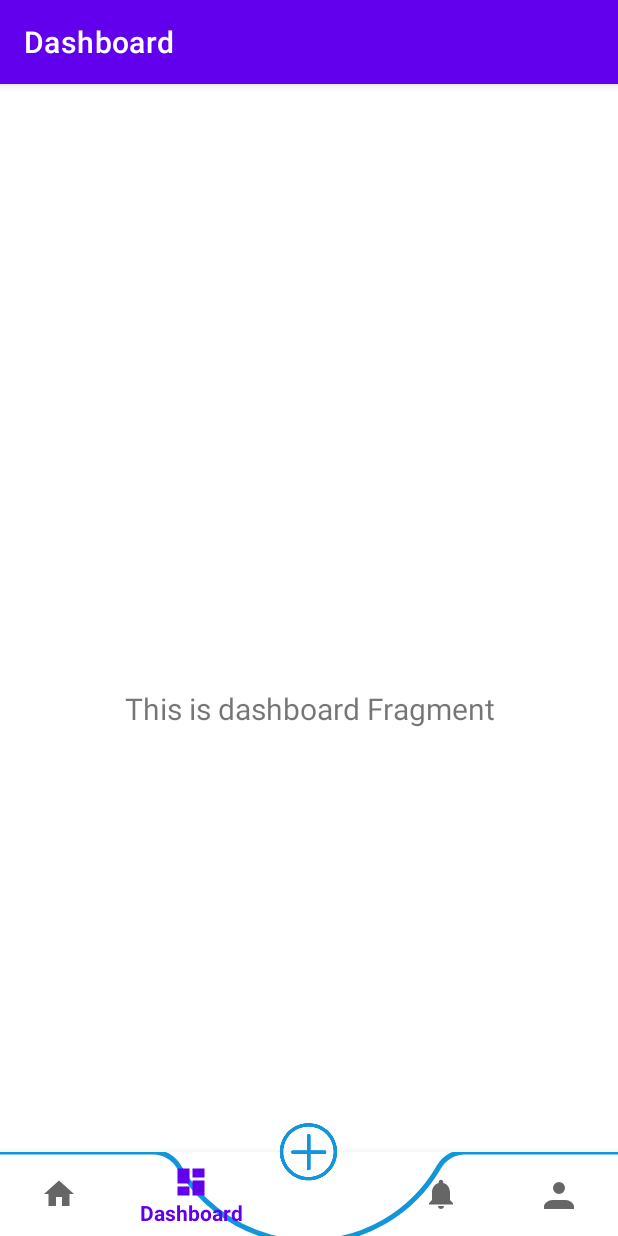
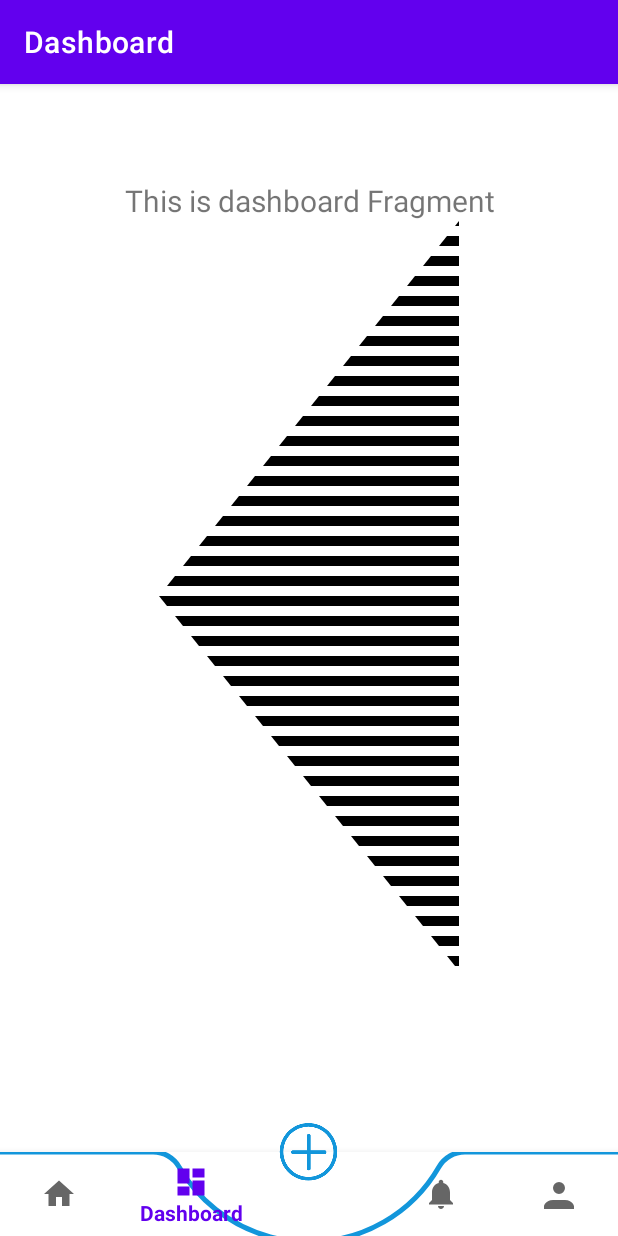
Before and after one commit to JaupeanChen/HomeAnimateTab, an Android app: the screen it shows after launch (MainActivity), item 2 of the bottom bar chosen, on a phone screen of 412 x 824 dp. Run offline under Robolectric (Android 15) with nearby library versions, the phone set to English and light mode, and no system bars; our stand-ins replace navigation-ui.

Commit message:
path相关View

```diff
--- /dev/null
+++ b/app/src/main/java/com/example/homeanimatetab/ui/ArcShapeView.java
@@ -0,0 +1,68 @@
+package com.example.homeanimatetab.ui;
+
+import android.content.Context;
+import android.graphics.Canvas;
+import android.graphics.Color;
+import android.graphics.Paint;
+import android.graphics.Path;
+import android.graphics.RectF;
+import android.util.AttributeSet;
+import android.view.View;
+
+import androidx.annotation.NonNull;
+
+/**
+ * sample
+ */
+public class ArcShapeView extends View {
+
+    private Paint paint;
+    private Path path;
+    private RectF rectF;
+    // 计算扇形的起始点和路径
+    float centerX = 400; // 圆心X坐标
+    float centerY = 400; // 圆心Y坐标
+    float radius = 300; // 半径
+    float startAngle = 0; // 起始角度，以度为单位
+    float sweepAngle = 270; // 扫描的角度
+
+    public ArcShapeView(Context context) {
+        super(context);
+        init();
+    }
+
+    public ArcShapeView(Context context, AttributeSet attrs) {
+        super(context, attrs);
+        init();
+    }
+
+    private void init() {
+        paint = new Paint();
+        paint.setColor(Color.BLUE); // 设置扇形颜色
+        paint.setStyle(Paint.Style.FILL); // 填充扇形
+        path = new Path();
+        rectF = new RectF(centerX - radius, centerY - radius,
+                centerX + radius, centerY + radius);
+    }
+
+    @Override
+    protected void onDraw(@NonNull Canvas canvas) {
+        super.onDraw(canvas);
+
+        // moveTo 移动到弧线起点
+        path.moveTo(centerX, centerY);
+
+        // arcTo 绘制扇形弧线
+//        RectF oval = rectF;
+        path.arcTo(rectF, startAngle, sweepAngle);
+
+        // 关闭路径
+        path.close();
+
+        // 删除背景的白色
+        canvas.drawColor(Color.WHITE);
+
+        // 绘制扇形
+        canvas.drawPath(path, paint);
+    }
+}
--- /dev/null
+++ b/app/src/main/java/com/example/homeanimatetab/ui/ArcView.kt
@@ -0,0 +1,51 @@
+package com.example.homeanimatetab.ui
+
+import android.content.Context
+import android.graphics.Canvas
+import android.graphics.Color
+import android.graphics.Paint
+import android.graphics.Path
+import android.graphics.RectF
+import android.util.AttributeSet
+import android.view.View
+
+class ArcView @JvmOverloads constructor(
+    context: Context,
+    attrs: AttributeSet? = null,
+    defStyleAttr: Int = 0
+) : View(context, attrs, defStyleAttr) {
+
+    private val paint by lazy {
+        Paint().apply {
+            isAntiAlias = true
+            color = Color.parseColor("#1296db")
+            strokeWidth = 5F
+            style = Paint.Style.STROKE
+        }
+    }
+
+    private val centerX = 100f
+    private val centerY = 100f
+    private val radius = 300f
+
+    private val path = Path()
+    private val rectF =
+        RectF(centerX - radius, centerY - radius, centerX + radius, centerX + radius)
+
+    override fun onDraw(canvas: Canvas) {
+        super.onDraw(canvas)
+        //移到圆心点
+        path.moveTo(centerX, centerY)
+        path.lineTo(centerX, centerX + radius)
+        //扫描的角度以X轴正向顺时针开始算
+        path.arcTo(rectF, 0f, 90f, true)
+        //这里需要先lineTo，再close才能把扇形面封闭起来
+        path.lineTo(centerX, centerY)
+        path.close()
+        canvas.apply {
+            save()
+            drawPath(path, paint)
+            restore()
+        }
+    }
+}
--- /dev/null
+++ b/app/src/main/java/com/example/homeanimatetab/ui/TriangularView3.kt
@@ -0,0 +1,63 @@
+package com.example.homeanimatetab.ui
+
+import android.content.Context
+import android.graphics.Canvas
+import android.graphics.Paint
+import android.graphics.Path
+import android.util.AttributeSet
+import android.view.View
+
+class TriangularView3 @JvmOverloads constructor(
+    context: Context,
+    attrs: AttributeSet? = null,
+    defStyle: Int = 0
+) : View(context, attrs, defStyle) {
+
+    private val paint: Paint = Paint().apply {
+        isAntiAlias = true
+        color = android.graphics.Color.BLACK // 背景色：黑色
+        style = Paint.Style.FILL
+    }
+
+    private val linePaint: Paint = Paint().apply {
+        isAntiAlias = true
+        color = android.graphics.Color.WHITE // 斜线颜色：白色
+        strokeWidth = 10f // 线宽
+        style = Paint.Style.STROKE
+    }
+
+    private val trianglePath: Path = Path()
+
+    init {
+        setLayerType(LAYER_TYPE_SOFTWARE, null) // 允许软件绘制
+    }
+
+    override fun onDraw(canvas: Canvas) {
+        super.onDraw(canvas)
+        drawTriangle(canvas)
+        drawDiagonalLines(canvas)
+    }
+
+    private fun drawTriangle(canvas: Canvas) {
+        // 设置三角形的顶点
+        trianglePath.reset()
+        trianglePath.moveTo(width.toFloat(), 0f) // 顶点
+        trianglePath.lineTo(0f, height.toFloat() / 2) // 左下角
+        trianglePath.lineTo(width.toFloat(), height.toFloat()) // 右下角
+        trianglePath.close() // 关闭路径
+
+        // 填充三角形的背景
+        canvas.drawPath(trianglePath, paint)
+    }
+
+    private fun drawDiagonalLines(canvas: Canvas) {
+        val lineSpacing = 20 // 线间距
+
+        for (i in 0..height step lineSpacing) {
+            canvas.drawLine(
+                0f, height - i.toFloat(),
+                width.toFloat(), height - i.toFloat(), linePaint
+            )
+        }
+    }
+}
--- a/app/src/main/res/layout/fragment_dashboard.xml
+++ b/app/src/main/res/layout/fragment_dashboard.xml
@@ -15,8 +15,15 @@
         android:layout_marginEnd="8dp"
         android:textAlignment="center"
         android:textSize="20sp"
-        app:layout_constraintBottom_toBottomOf="parent"
         app:layout_constraintEnd_toEndOf="parent"
         app:layout_constraintStart_toStartOf="parent"
         app:layout_constraintTop_toTopOf="parent" />
+
+    <com.example.homeanimatetab.ui.TriangularView3
+        android:layout_width="200dp"
+        android:layout_height="500dp"
+        app:layout_constraintLeft_toLeftOf="parent"
+        app:layout_constraintRight_toRightOf="parent"
+        app:layout_constraintTop_toBottomOf="@+id/text_dashboard" />
+
 </androidx.constraintlayout.widget.ConstraintLayout>
```
Also changed, not shown: app/src/main/java/com/example/homeanimatetab/ui/TriangleView.kt (added, +63 -0 lines), app/src/main/java/com/example/homeanimatetab/ui/TriangularView2.kt (added, +64 -0 lines), app/src/main/res/layout/fragment_home.xml (+24 -2 lines).
